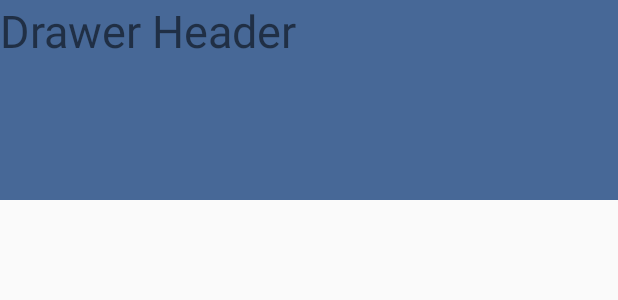
After one commit to JasmanShah/first_aid_guide, an Android app: the layout drawer_header.xml on its own in the app's theme, with its tools: preview values and no code run, on a phone screen of 412 x 824 dp. The commit adds this screen. Shown: the top 300 px of the screen. Run offline under Robolectric (Android 15) with nearby library versions, the phone set to English and light mode, and no system bars.

Commit message:
Nav bar skeleton

```diff
--- a/app/build.gradle
+++ b/app/build.gradle
@@ -26,4 +26,5 @@ dependencies {
     testImplementation 'junit:junit:4.12'
     androidTestImplementation 'androidx.test.ext:junit:1.1.0'
     androidTestImplementation 'androidx.test.espresso:espresso-core:3.1.1'
+    implementation 'com.google.android.material:material:1.0.0'
 }
--- a/app/src/main/AndroidManifest.xml
+++ b/app/src/main/AndroidManifest.xml
@@ -9,7 +9,7 @@
         android:roundIcon="@mipmap/ic_launcher_round"
         android:supportsRtl="true"
         android:theme="@style/AppTheme">
-        <activity android:name=".MainActivity">
+        <activity android:name=".MainActivity" android:theme="@style/AppTheme.NoActionBar">
             <intent-filter>
                 <action android:name="android.intent.action.MAIN" />
 
--- /dev/null
+++ b/app/src/main/res/layout/drawer_header.xml
@@ -0,0 +1,17 @@
+<?xml version="1.0" encoding="utf-8"?>
+<androidx.constraintlayout.widget.ConstraintLayout xmlns:android="http://schemas.android.com/apk/res/android"
+    xmlns:tools="http://schemas.android.com/tools"
+    android:layout_width="match_parent"
+    android:layout_height="200px"
+    android:background="#476897"
+    android:orientation="vertical">
+
+    <TextView
+        android:id="@+id/textView"
+        android:layout_width="wrap_content"
+        android:layout_height="wrap_content"
+        android:text="Drawer Header"
+        android:textSize="30sp"
+        tools:layout_editor_absoluteX="16dp"
+        tools:layout_editor_absoluteY="16dp" />
+</androidx.constraintlayout.widget.ConstraintLayout>
--- a/app/src/main/res/values/strings.xml
+++ b/app/src/main/res/values/strings.xml
@@ -1,3 +1,5 @@
 <resources>
     <string name="app_name">First Aid Guide</string>
+    <string name="open">open</string>
+    <string name="close">close</string>
 </resources>
--- a/app/src/main/res/values/styles.xml
+++ b/app/src/main/res/values/styles.xml
@@ -8,4 +8,11 @@
         <item name="colorAccent">@color/colorAccent</item>
     </style>
 
+    <style name="AppTheme.NoActionBar" parent="Theme.AppCompat.Light.NoActionBar">
+        <!-- Customize your theme here. -->
+        <item name="colorPrimary">@color/colorPrimary</item>
+        <item name="colorPrimaryDark">@color/colorPrimaryDark</item>
+        <item name="colorAccent">@color/colorAccent</item>
+    </style>
+
 </resources>
```
Also changed, not shown: app/src/main/java/com/example/firstaidguide/MainActivity.java (+20 -0 lines), app/src/main/res/drawable/ic_home_black_24dp.xml (added, +9 -0 lines), app/src/main/res/drawable/ic_local_dining_black_24dp.xml (added, +9 -0 lines), app/src/main/res/layout/activity_main.xml (+25 -11 lines), app/src/main/res/layout/content_main.xml (added, +13 -0 lines), app/src/main/res/layout/drawer_toolbar.xml (added, +11 -0 lines), app/src/main/res/menu/drawer_menu.xml (added, +16 -0 lines).
